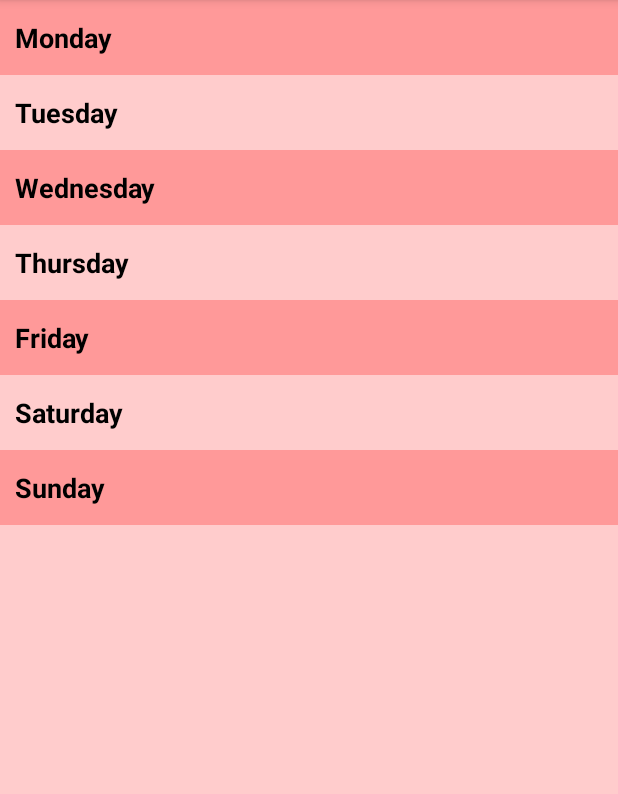
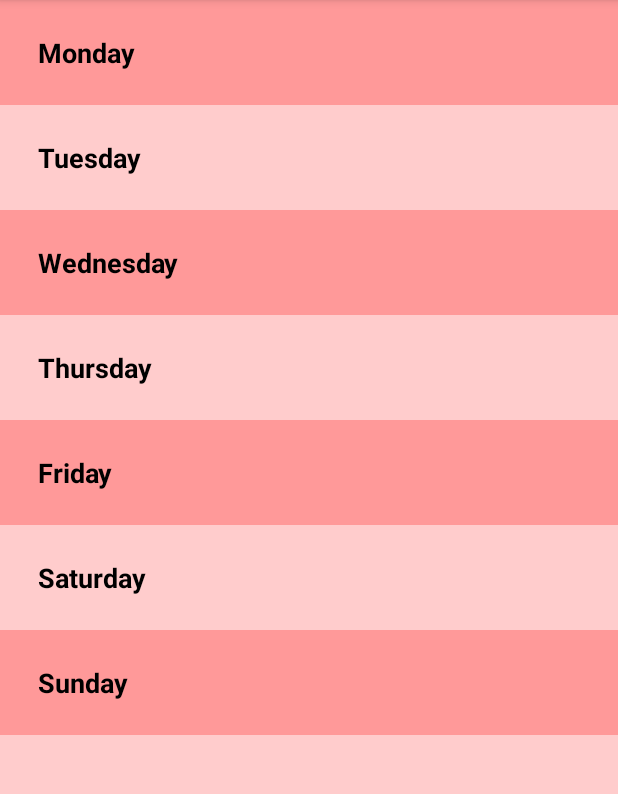
Before and after one commit to akash-kab/MealCheck, an Android app: the screen it shows after launch (MainActivity), on a phone screen of 412 x 824 dp, the part 84-878 px from its top. Run offline under Robolectric (Android 15) with nearby library versions, the phone set to English and light mode, and no system bars.

Commit message:
Fix minor issues, including the main xml file to add a framelayout with better margins.

```diff
--- a/app/src/main/res/layout/activity_main.xml
+++ b/app/src/main/res/layout/activity_main.xml
@@ -8,42 +8,72 @@
     android:orientation="vertical"
     tools:context=".MainActivity">
 
+    <FrameLayout
+        android:layout_width="match_parent"
+        android:layout_height="wrap_content"
+        android:background="@color/RedShade">
         <TextView
             android:id="@+id/monday"
-        android:background="@color/RedShade"
             style="@style/Category"
             android:text="Monday" />
+    </FrameLayout>
 
+    <FrameLayout
+        android:layout_width="match_parent"
+        android:layout_height="wrap_content">
         <TextView
             android:id="@+id/tuesday"
             style="@style/Category"
             android:text="Tuesday" />
+    </FrameLayout>
 
+    <FrameLayout
+        android:layout_width="match_parent"
+        android:layout_height="wrap_content"
+        android:background="@color/RedShade">
         <TextView
             android:id="@+id/wednesday"
-        android:background="@color/RedShade"
             style="@style/Category"
             android:text="Wednesday" />
+    </FrameLayout>
 
+    <FrameLayout
+        android:layout_width="match_parent"
+        android:layout_height="wrap_content">
         <TextView
             android:id="@+id/thursday"
             style="@style/Category"
             android:text="Thursday" />
+    </FrameLayout>
 
+    <FrameLayout
+        android:layout_width="match_parent"
+        android:layout_height="wrap_content"
+        android:background="@color/RedShade">
         <TextView
             android:id="@+id/friday"
-        android:background="@color/RedShade"
+
             style="@style/Category"
             android:text="Friday" />
+    </FrameLayout>
 
+    <FrameLayout
+        android:layout_width="match_parent"
+        android:layout_height="wrap_content">
         <TextView
             android:id="@+id/saturday"
             style="@style/Category"
             android:text="Saturday" />
+    </FrameLayout>
 
+    <FrameLayout
+        android:layout_width="match_parent"
+        android:layout_height="wrap_content"
+        android:background="@color/RedShade">
         <TextView
             android:id="@+id/sunday"
-        android:background="@color/RedShade"
+
             style="@style/Category"
             android:text="Sunday" />
+    </FrameLayout>
 </LinearLayout>
--- a/app/src/main/res/values/styles.xml
+++ b/app/src/main/res/values/styles.xml
@@ -10,9 +10,10 @@
 
     <style name="Category">
         <item name="android:layout_width">match_parent</item>
-        <item name="android:layout_height">50dp</item>
+        <item name="android:layout_height">70dp</item>
         <item name="android:gravity">center_vertical</item>
         <item name="android:padding">10dp</item>
+        <item name="android:layout_marginLeft">15dp</item>
         <item name="android:textColor">@android:color/black</item>
         <item name="android:textStyle">bold</item>
         <item name="android:textAppearance">?android:textAppearanceMedium</item>
```
Also changed, not shown: app/src/main/AndroidManifest.xml (+8 -1 lines), app/src/main/java/com/example/android/mealcheck/days/TuesdayActivity.java (+64 -1 lines), app/src/main/java/com/example/android/mealcheck/days/WednesdayActivity.java (+65 -1 lines). Lines whose indentation alone changed are shown as unchanged.
